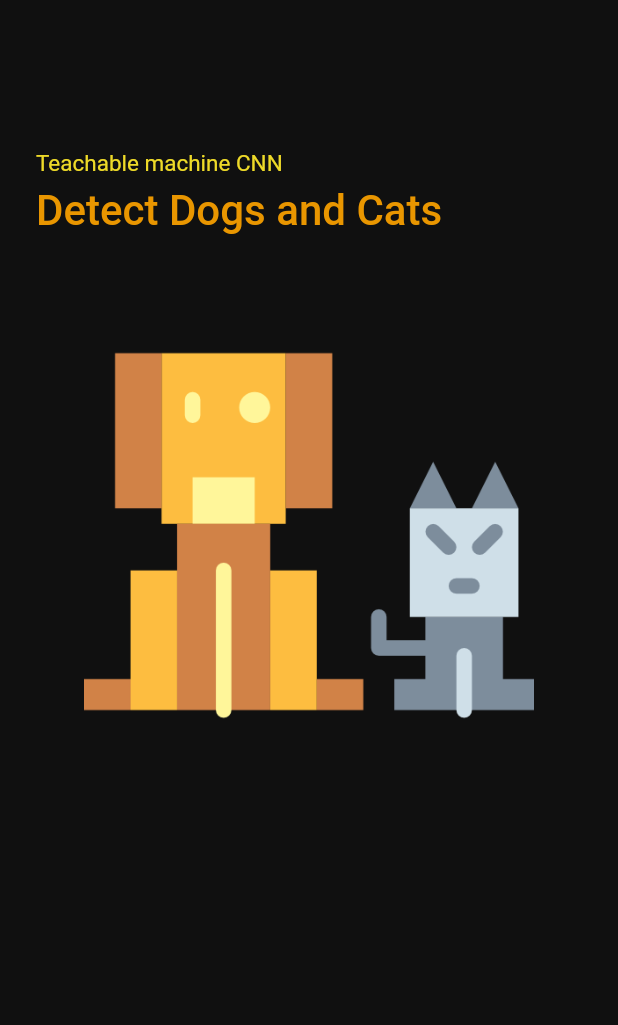
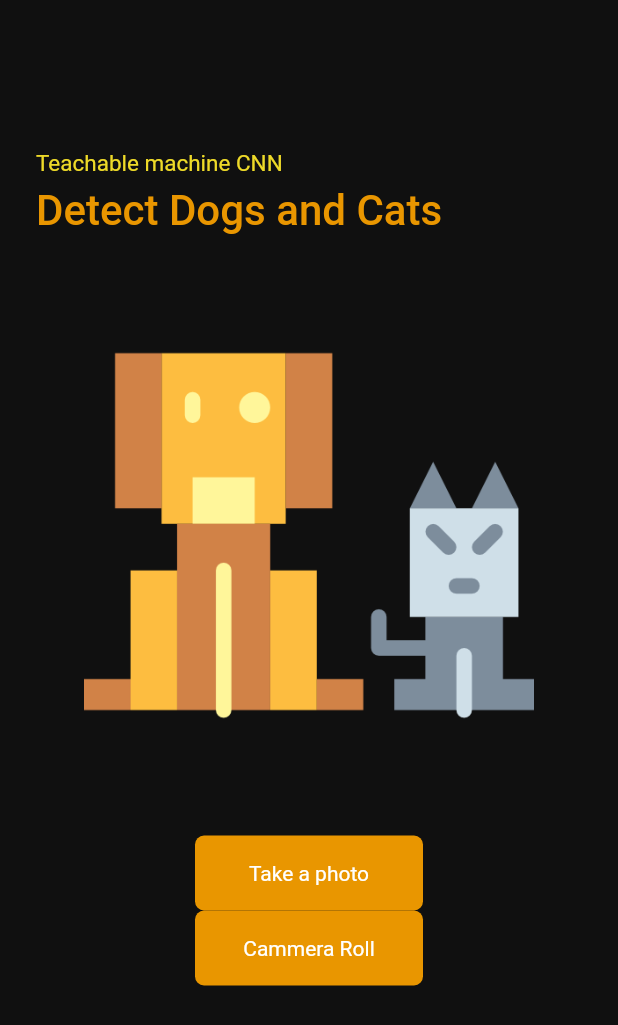
Before and after one commit to shemil076/Cat-and-Dog-Classifier, a Flutter app: the screen it shows after launch, on a phone screen of 412 x 824 dp. Shown: the top 1025 px of the screen. Run offline on Flutter 3.47's test engine with Material 2 defaults, Android fonts, the phone set to English and light mode, and no system bars; our stand-ins replace image_picker, splashscreen.

```diff
--- a/lib/home.dart
+++ b/lib/home.dart
@@ -1,4 +1,7 @@
+import 'dart:io';
+
 import 'package:flutter/material.dart';
+import 'package:image_picker/image_picker.dart';
 
 class Home extends StatefulWidget {
   const Home({Key? key}) : super(key: key);
@@ -8,6 +11,31 @@ class Home extends StatefulWidget {
 }
 
 class _HomeState extends State<Home> {
+
+  final  picker = ImagePicker();
+    late File _image;
+
+  pickImage() async {
+    var image = await picker.getImage(source: ImageSource.camera);
+
+     if (image == null) return null;
+
+     setState(() {
+       _image = File(image.path);
+     });
+  }
+
+
+  pickGalleryImage() async {
+    var image = await picker.getImage(source: ImageSource.gallery);
+
+    if (image == null) return null;
+
+    setState(() {
+      _image = File(image.path);
+    });
+  }
+
   @override
   Widget build(BuildContext context) {
     return Scaffold(
@@ -41,6 +69,42 @@ class _HomeState extends State<Home> {
                     ),
                 ),
               ),
+              Container(
+                width : MediaQuery.of(context).size.width,
+                child: Column(
+                  children: [
+                    GestureDetector(onTap: pickImage,
+                    child: Container(
+                      width : MediaQuery.of(context).size.width -260,
+                      alignment: Alignment.center,
+                      padding: EdgeInsets.symmetric(
+                        horizontal: 24, vertical: 17),
+                      decoration:  BoxDecoration(
+                        color: Color(0xFFE99600),
+                        borderRadius: BorderRadius.circular(6),
+                      ),
+                        child: Text('Take a photo',
+                        style: TextStyle(color: Colors.white,)),
+                    ),
+                    ),
+
+                    GestureDetector(onTap: pickGalleryImage,
+                      child: Container(
+                        width : MediaQuery.of(context).size.width -260,
+                        alignment: Alignment.center,
+                        padding: EdgeInsets.symmetric(
+                            horizontal: 24, vertical: 17),
+                        decoration:  BoxDecoration(
+                          color: Color(0xFFE99600),
+                          borderRadius: BorderRadius.circular(6),
+                        ),
+                        child: Text('Cammera Roll',
+                            style: TextStyle(color: Colors.white,)),
+                      ),
+                    ),
+                  ],
+                ),
+              )
             ],
           ),
         ));
--- a/pubspec.yaml
+++ b/pubspec.yaml
@@ -30,6 +30,7 @@ dependencies:
   flutter:
     sdk: flutter
   splashscreen:
+  image_picker:
 
 
   # The following adds the Cupertino Icons font to your application.
```
Also changed, not shown: pubspec.lock.
